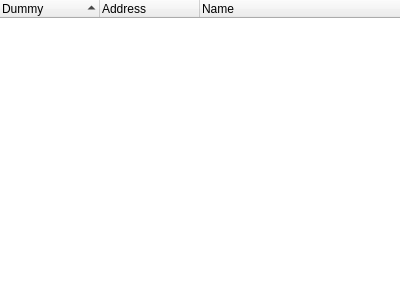
Above: src/widgets/StringsWidget.ui from rizinorg/cutter before the change. Below: the same form after it.
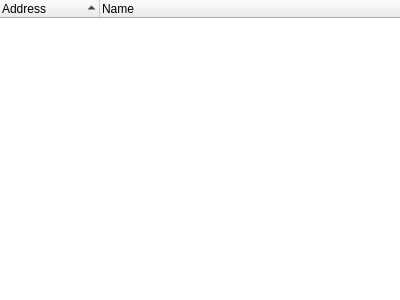
That is the form after the change.

Commit message: Set list item colors to system default

The edit to the form file:
```diff
--- a/src/widgets/StringsWidget.ui
+++ b/src/widgets/StringsWidget.ui
@@ -38,22 +38,8 @@
       <property name="styleSheet">
        <string notr="true">QTreeWidget::item
 {
-    padding-left:10px;
     padding-top: 1px;
     padding-bottom: 1px;
-    border-left: 10px;
-}
-
-QTreeWidget::item:hover
-{
-    background: rgb(242, 246, 248);
-    color: black;
-}
-
-QTreeWidget::item:selected
-{
-    background: gray;
-    color: white;
 }</string>
       </property>
       <property name="frameShape">
@@ -62,14 +48,12 @@
       <property name="lineWidth">
        <number>0</number>
       </property>
+      <property name="indentation">
+       <number>8</number>
+      </property>
       <property name="sortingEnabled">
        <bool>true</bool>
       </property>
-      <column>
-       <property name="text">
-        <string>Dummy</string>
-       </property>
-      </column>
       <column>
        <property name="text">
         <string>Address</string>
```
The commit also changes 17 other files.
